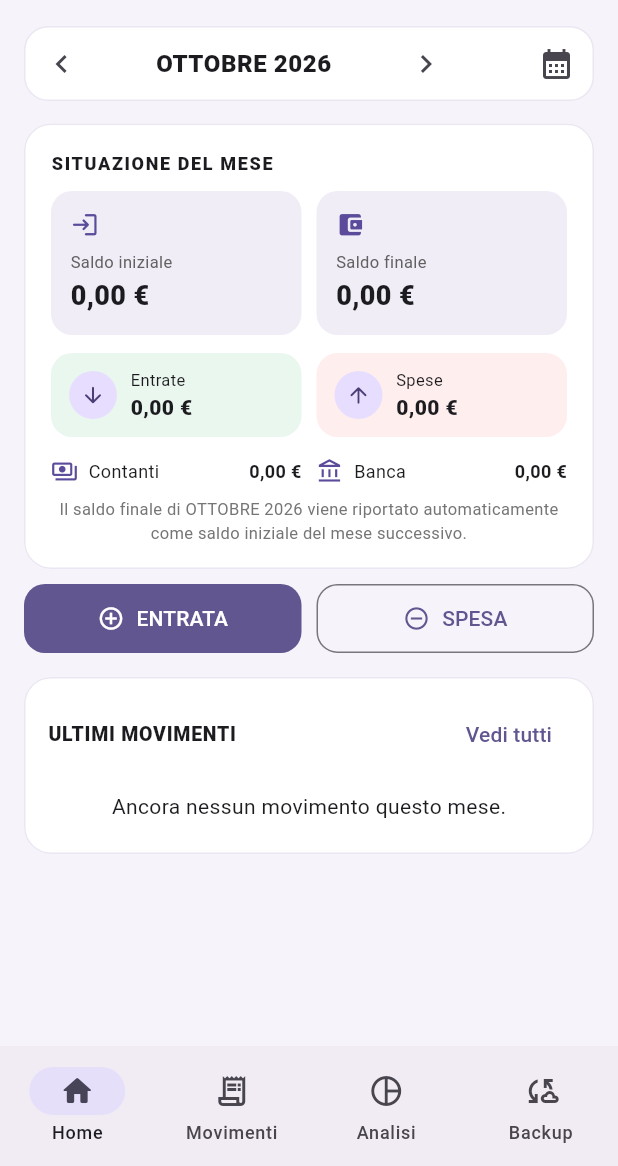
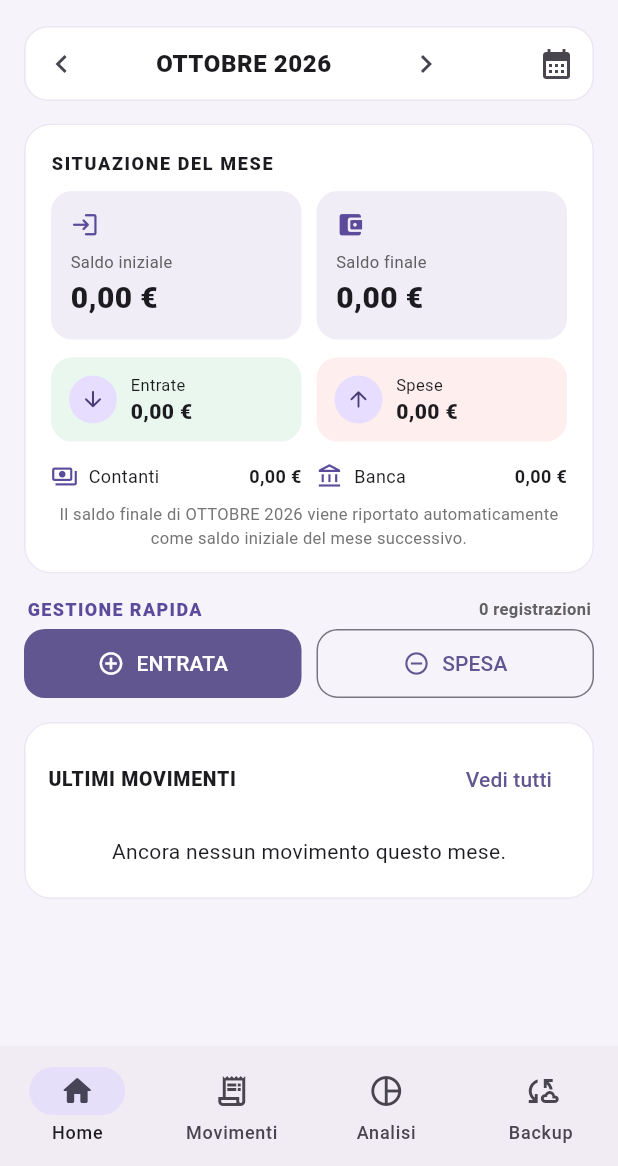
Before and after one commit to verdefra71-oss/Cass, a Flutter app: the screen it shows after launch, on a phone screen of 412 x 824 dp, the part 70-1236 px from its top. Run offline on Flutter 3.47's test engine with Material 3 defaults, Android fonts, the phone set to English and light mode, and no system bars; our stand-ins replace file_picker, share_plus, shared_preferences.

Commit message:
Add files via upload

```diff
--- a/lib/main.dart
+++ b/lib/main.dart
@@ -305,6 +305,17 @@ class _HomePageState extends State<HomePage> {
       children: [
         _meseBar(),
         _riepilogo(),
+        Padding(
+          padding: const EdgeInsets.fromLTRB(18, 8, 18, 2),
+          child: Row(children: [
+            const Expanded(child: Text('GESTIONE RAPIDA',
+              style: TextStyle(fontSize: 12, fontWeight: FontWeight.w900,
+                letterSpacing: .9, color: Color(0xff5b4b9a)))),
+            Text('${delMese.length} registrazioni',
+              style: TextStyle(fontSize: 11, color: Colors.grey.shade700,
+                fontWeight: FontWeight.w600)),
+          ]),
+        ),
         _azioni(),
         Card(child: Padding(
           padding: const EdgeInsets.fromLTRB(16, 14, 16, 8),
@@ -326,7 +337,7 @@ class _HomePageState extends State<HomePage> {
                   backgroundColor: m.entrata ? const Color(0xffe8f6ed) : const Color(0xffffeeee),
                   child: Icon(m.entrata ? Icons.arrow_downward : Icons.arrow_upward,
                     color: m.entrata ? Colors.green.shade700 : Colors.red.shade700)),
-                title: Text(m.categoria, style: const TextStyle(fontWeight: FontWeight.w700)),
+                title: Text(m.categoria, style: const TextStyle(fontWeight: FontWeight.w800, fontSize: 15)),
                 subtitle: Text('${dataIt(m.data)} • ${m.metodo}'),
                 trailing: Text('${m.entrata ? '+' : '-'} ${euro(m.importo)}',
                   style: TextStyle(fontWeight: FontWeight.w800,
@@ -343,14 +354,24 @@ class _HomePageState extends State<HomePage> {
     padding: const EdgeInsets.only(bottom: 24, top: 4),
     children: [
       _meseBar(),
-      Padding(padding: const EdgeInsets.fromLTRB(18, 8, 18, 4),
+      Padding(padding: const EdgeInsets.fromLTRB(18, 8, 18, 8),
         child: Row(children: [
-          Expanded(child: Text('${delMese.length} movimenti registrati',
-            style: TextStyle(color: Colors.grey.shade700, fontWeight: FontWeight.w600))),
-          Text('${euro(entrate - uscite)} saldo mese',
-            style: const TextStyle(fontWeight: FontWeight.w800)),
+          Expanded(child: _paginaStat('MOVIMENTI', '${delMese.length}',
+            Icons.receipt_long_outlined, const Color(0xff5b4b9a))),
+          const SizedBox(width: 9),
+          Expanded(child: _paginaStat('SALDO DEL MESE', euro(entrate - uscite),
+            Icons.account_balance_wallet_outlined,
+            (entrate - uscite) >= 0 ? Colors.green.shade700 : Colors.red.shade700)),
         ])),
+      Padding(padding: const EdgeInsets.fromLTRB(18, 8, 18, 0),
+        child: const Text('AGGIUNGI UN MOVIMENTO',
+          style: TextStyle(fontSize: 12, fontWeight: FontWeight.w900,
+            letterSpacing: .8, color: Color(0xff5b4b9a)))),
       _azioni(),
+      Padding(padding: const EdgeInsets.fromLTRB(18, 8, 18, 0),
+        child: const Text('ELENCO COMPLETO',
+          style: TextStyle(fontSize: 12, fontWeight: FontWeight.w900,
+            letterSpacing: .8, color: Color(0xff5b4b9a)))),
       _movimentiSection(),
     ],
   );
@@ -362,12 +383,28 @@ class _HomePageState extends State<HomePage> {
     final percentuale = totale == 0 ? 0.0 : entrate / totale;
     return ListView(padding: const EdgeInsets.only(bottom: 24, top: 4), children: [
       _meseBar(),
-      _riepilogo(),
+      Padding(padding: const EdgeInsets.fromLTRB(18, 8, 18, 3),
+        child: const Text('I NUMERI DEL MESE',
+          style: TextStyle(fontSize: 12, fontWeight: FontWeight.w900,
+            letterSpacing: .9, color: Color(0xff5b4b9a)))),
+      Padding(padding: const EdgeInsets.symmetric(horizontal: 16, vertical: 6),
+        child: Row(children: [
+          Expanded(child: _paginaStat('ENTRATE', euro(entrate),
+            Icons.south_west_rounded, Colors.green.shade700)),
+          const SizedBox(width: 8),
+          Expanded(child: _paginaStat('USCITE', euro(uscite),
+            Icons.north_east_rounded, Colors.red.shade700)),
+          const SizedBox(width: 8),
+          Expanded(child: _paginaStat('SALDO', euro(entrate - uscite),
+            Icons.account_balance_wallet_outlined,
+            (entrate - uscite) >= 0 ? const Color(0xff5b4b9a) : Colors.red.shade700)),
+        ])),
       Card(child: Padding(
         padding: const EdgeInsets.all(18),
         child: Column(crossAxisAlignment: CrossAxisAlignment.start, children: [
-          const Text('RIEPILOGO DEL PERIODO',
-            style: TextStyle(fontSize: 13, fontWeight: FontWeight.w800, letterSpacing: .5)),
+          const Text('COME SI COMPONE IL BILANCIO',
+            style: TextStyle(fontSize: 13, fontWeight: FontWeight.w900,
+              letterSpacing: .6, color: Color(0xff5b4b9a))),
           const SizedBox(height: 16),
           Row(mainAxisAlignment: MainAxisAlignment.spaceBetween, children: [
             const Text('Incidenza entrate'),
@@ -376,7 +413,7 @@ class _HomePageState extends State<HomePage> {
           ]),
           const SizedBox(height: 9),
           ClipRRect(borderRadius: BorderRadius.circular(20),
-            child: LinearProgressIndicator(value: percentuale, minHeight: 10,
+            child: LinearProgressIndicator(value: percentuale, minHeight: 16,
               backgroundColor: const Color(0xffffeeee),
               color: Colors.green.shade600)),
           const SizedBox(height: 10),
@@ -388,6 +425,26 @@ class _HomePageState extends State<HomePage> {
       _sezioneCategorie('SPESE PER CATEGORIA', usciteCat, false),
     ]);
   }
+
+  Widget _paginaStat(String label, String value, IconData icon, Color color) =>
+    Container(
+      padding: const EdgeInsets.symmetric(horizontal: 13, vertical: 15),
+      decoration: BoxDecoration(
+        color: Colors.white,
+        borderRadius: BorderRadius.circular(16),
+        border: Border.all(color: const Color(0xffe8e2f0)),
+      ),
+      child: Column(crossAxisAlignment: CrossAxisAlignment.start, children: [
+        Icon(icon, color: color, size: 21),
+        const SizedBox(height: 9),
+        Text(label, style: TextStyle(fontSize: 10, color: Colors.grey.shade700,
+          fontWeight: FontWeight.w800, letterSpacing: .4)),
+        const SizedBox(height: 4),
+        FittedBox(fit: BoxFit.scaleDown, alignment: Alignment.centerLeft,
+          child: Text(value, style: TextStyle(fontSize: 17,
+            fontWeight: FontWeight.w900, color: color))),
+      ]),
+    );
 
   Widget _paginaBackup() => ListView(
     padding: const EdgeInsets.fromLTRB(16, 8, 16, 28),
@@ -405,19 +462,57 @@ class _HomePageState extends State<HomePage> {
         ]),
       )),
       const SizedBox(height: 8),
-      Card(child: ListTile(
-        leading: const CircleAvatar(child: Icon(Icons.upload_file)),
-        title: const Text('Esporta backup', style: TextStyle(fontWeight: FontWeight.w700)),
-        subtitle: const Text('Salva una copia dei tuoi dati in un file.'),
-        trailing: const Icon(Icons.chevron_right),
-        onTap: widget.onExport,
+      Card(child: Padding(
+        padding: const EdgeInsets.all(17),
+        child: Column(crossAxisAlignment: CrossAxisAlignment.start, children: [
+          Row(children: [
+            const CircleAvatar(radius: 23,
+              backgroundColor: Color(0xffeee9f7),
+              child: Icon(Icons.upload_file, color: Color(0xff5b4b9a))),
+            const SizedBox(width: 12),
+            const Expanded(child: Column(crossAxisAlignment: CrossAxisAlignment.start, children: [
+              Text('Esporta backup', style: TextStyle(fontSize: 16, fontWeight: FontWeight.w900)),
+              SizedBox(height: 3),
+              Text('Crea una copia di sicurezza dei movimenti.',
+                style: TextStyle(fontSize: 12)),
+            ])),
+          ]),
+          const SizedBox(height: 14),
+          SizedBox(width: double.infinity,
+            child: FilledButton.icon(
+              onPressed: widget.onExport,
+              icon: const Icon(Icons.save_alt),
+              label: const Padding(padding: EdgeInsets.symmetric(vertical: 12),
+                child: Text('ESPORTA I MIEI DATI',
+                  style: TextStyle(fontWeight: FontWeight.w900, letterSpacing: .4))),
+            )),
+        ]),
       )),
-      Card(child: ListTile(
-        leading: const CircleAvatar(child: Icon(Icons.download)),
-        title: const Text('Importa backup', style: TextStyle(fontWeight: FontWeight.w700)),
-        subtitle: const Text('Ripristina i dati da un file JSON.'),
-        trailing: const Icon(Icons.chevron_right),
-        onTap: widget.onImport,
+      Card(child: Padding(
+        padding: const EdgeInsets.all(17),
+        child: Column(crossAxisAlignment: CrossAxisAlignment.start, children: [
+          Row(children: [
+            const CircleAvatar(radius: 23,
+              backgroundColor: Color(0xffeee9f7),
+              child: Icon(Icons.download, color: Color(0xff5b4b9a))),
+            const SizedBox(width: 12),
+            const Expanded(child: Column(crossAxisAlignment: CrossAxisAlignment.start, children: [
+              Text('Importa backup', style: TextStyle(fontSize: 16, fontWeight: FontWeight.w900)),
+              SizedBox(height: 3),
+              Text('Recupera i dati da una copia precedente.',
+                style: TextStyle(fontSize: 12)),
+            ])),
+          ]),
+          const SizedBox(height: 14),
+          SizedBox(width: double.infinity,
+            child: OutlinedButton.icon(
+              onPressed: widget.onImport,
+              icon: const Icon(Icons.restore),
+              label: const Padding(padding: EdgeInsets.symmetric(vertical: 12),
+                child: Text('IMPORTA UN BACKUP',
+                  style: TextStyle(fontWeight: FontWeight.w900, letterSpacing: .4))),
+            )),
+        ]),
       )),
       const SizedBox(height: 16),
       Card(child: Padding(
@@ -502,7 +597,7 @@ class _HomePageState extends State<HomePage> {
       const SizedBox(height: 7),
       Text(label, style: TextStyle(fontSize: 11, color: Colors.grey.shade700)),
       const SizedBox(height: 2),
-      Text(euro(value), style: const TextStyle(fontSize: 18, fontWeight: FontWeight.w800)),
+      Text(euro(value), style: const TextStyle(fontSize: 20, fontWeight: FontWeight.w900)),
     ]),
   );
 
@@ -590,7 +685,7 @@ class _HomePageState extends State<HomePage> {
     child: Padding(padding: const EdgeInsets.fromLTRB(16, 14, 16, 8), child: Column(
       crossAxisAlignment: CrossAxisAlignment.start, children: [
         const Text('MOVIMENTI SALVATI', style: TextStyle(
-          fontSize: 13, fontWeight: FontWeight.w800, letterSpacing: .5)),
+          fontSize: 13, fontWeight: FontWeight.w900, letterSpacing: .7, color: Color(0xff5b4b9a))),
         const SizedBox(height: 6),
         if (delMese.isEmpty)
           const Padding(padding: EdgeInsets.all(14),
@@ -603,8 +698,8 @@ class _HomePageState extends State<HomePage> {
               backgroundColor: m.entrata ? const Color(0xffe8f6ed) : const Color(0xffffeeee),
               child: Icon(m.entrata ? Icons.arrow_downward : Icons.arrow_upward,
                 size: 18, color: m.entrata ? Colors.green.shade700 : Colors.red.shade700)),
-            title: Text(m.categoria, style: const TextStyle(fontWeight: FontWeight.w700)),
-            subtitle: Text('${dataIt(m.data)} • ${m.metodo}${m.descrizione.isEmpty ? '' : ' • ${m.descrizione}'}'),
+            title: Text(m.categoria, style: const TextStyle(fontWeight: FontWeight.w800, fontSize: 15)),
+            subtitle: Text('${dataIt(m.data)} • ${m.metodo}${m.descrizione.isEmpty ? '' : ' • ${m.descrizione}'}', style: const TextStyle(fontSize: 12)),
             trailing: Row(
               mainAxisSize: MainAxisSize.min,
               children: [
```
